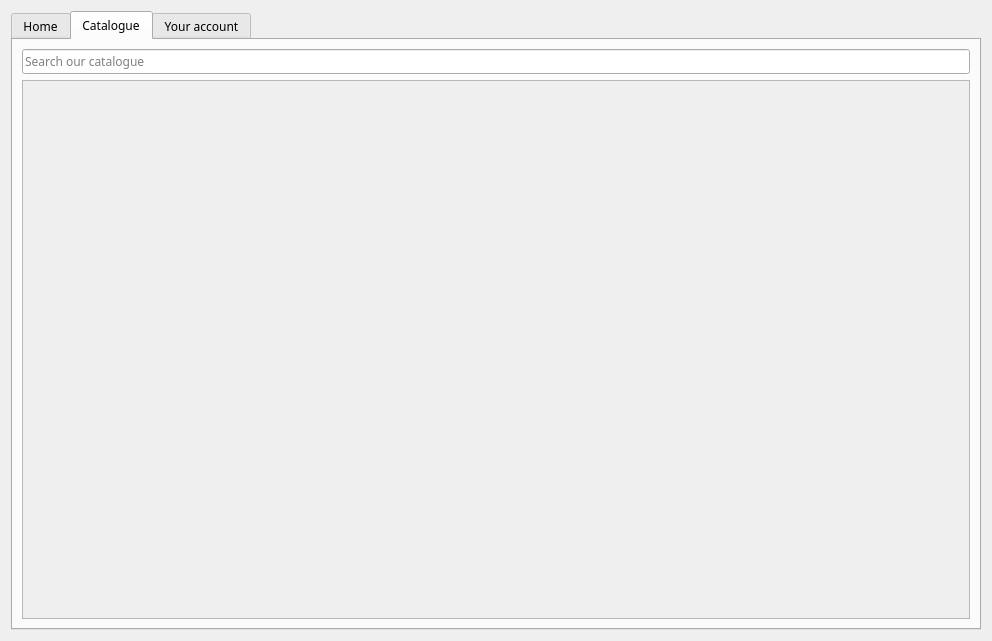
Qt form NewWindowChur/catalogue.ui (jandrealyn/LibraryQtSystem) before a commit.
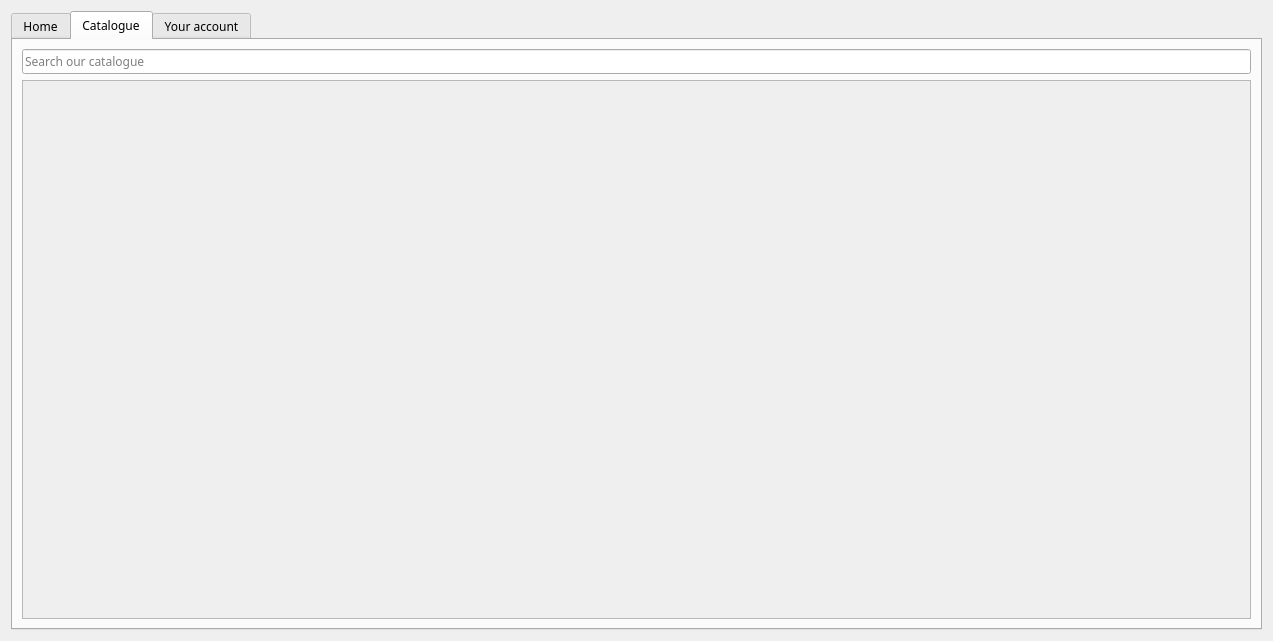
The same form after that commit. The open tabs and pages were chosen to show the change. Icons and pictures are not drawn.

What changed in the file:
```diff
--- a/NewWindowChur/catalogue.ui
+++ b/NewWindowChur/catalogue.ui
@@ -6,7 +6,7 @@
    <rect>
     <x>0</x>
     <y>0</y>
-    <width>992</width>
+    <width>1273</width>
     <height>641</height>
    </rect>
   </property>
@@ -146,7 +146,7 @@
            <rect>
             <x>0</x>
             <y>0</y>
-            <width>889</width>
+            <width>1229</width>
             <height>546</height>
            </rect>
           </property>
```
